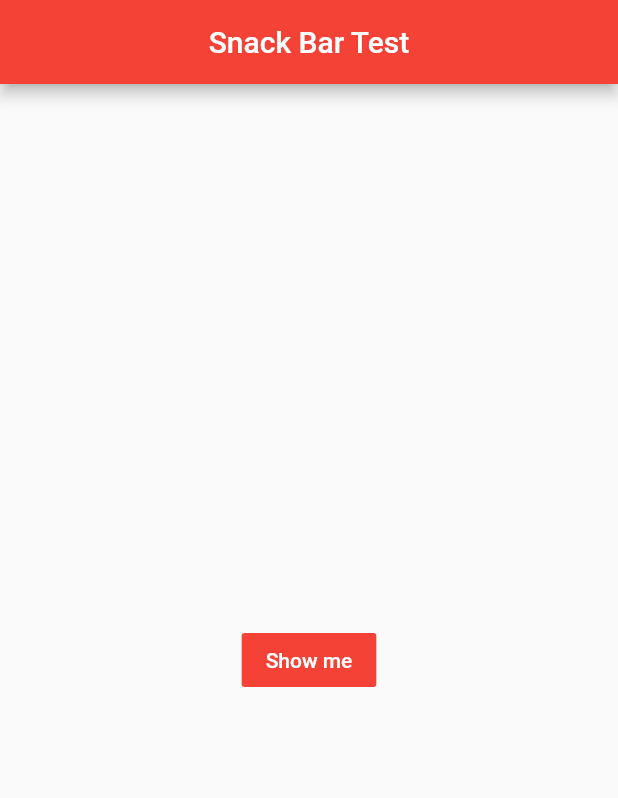
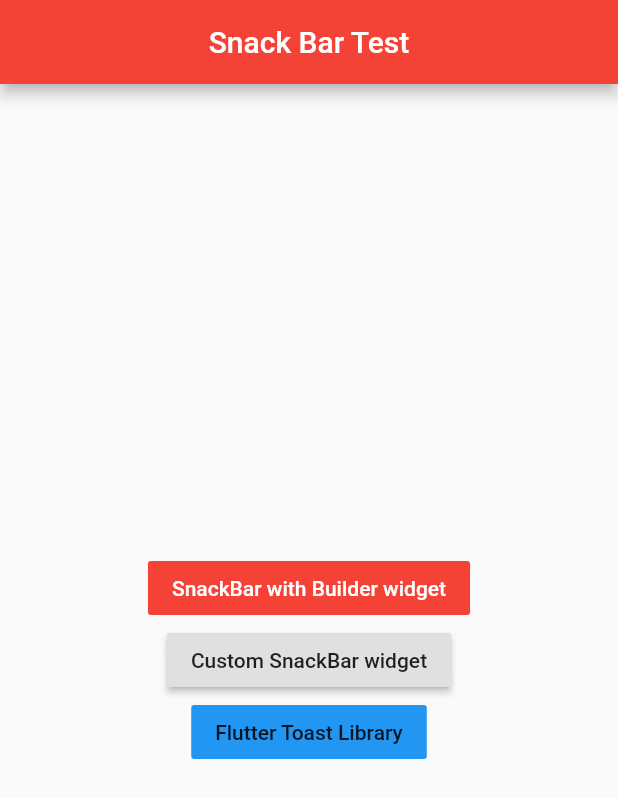
Before and after one commit to Aqudi/Flutter-Cookbook, a Flutter app: the SnackBarPage screen opened directly, on a phone screen of 412 x 824 dp. Shown: the top 798 px of the screen. Run offline on Flutter 3.47's test engine with Material 2 defaults, Android fonts, the phone set to English and light mode, and no system bars; our stand-ins replace fluttertoast.

Commit message:
Add SnackBar example 2, 3

```diff
--- a/lib/snack_bar_page.dart
+++ b/lib/snack_bar_page.dart
@@ -1,4 +1,5 @@
 import 'package:flutter/material.dart';
+import 'package:fluttertoast/fluttertoast.dart';
 
 // Document: https://flutter.dev/docs/cookbook/design/snackbars
 class SnackBarPage extends StatefulWidget {
@@ -15,10 +16,14 @@ class _SnackBarPageState extends State<SnackBarPage> {
           centerTitle: true,
           backgroundColor: Colors.red,
         ),
-        body: Builder(builder: (BuildContext childContext) {
+        body: Column(
+          mainAxisAlignment: MainAxisAlignment.center,
+          children: <Widget>[
+            // 1. SnackBar with Builder!!
+            Builder(builder: (BuildContext childContext) {
               return Center(
                 child: FlatButton(
-              child: Text('Show me',
+                  child: Text('SnackBar with Builder widget',
                       style: TextStyle(
                         color: Colors.white,
                       )),
@@ -26,10 +31,62 @@ class _SnackBarPageState extends State<SnackBarPage> {
                   onPressed: () {
                     Scaffold.of(childContext).showSnackBar(SnackBar(
                       content: Text('This is SnackBar!!'),
+                      duration: Duration(microseconds: 500),
                     ));
                   },
                 ),
               );
-        }));
+            }),
+
+            // 2. Custom SnackBar widget
+            MySnackBar('Custom SnackBar widget'),
+
+            // 3. SnackBar with Flutter Toast library
+            FlatButton(
+              onPressed: () {
+                flutterToast();
+              },
+              child: Text('Flutter Toast Library'),
+              color: Colors.blue,
+            )
+          ],
+        ));
   }
 }
+
+class MySnackBar extends StatelessWidget {
+  final String _title;
+
+  MySnackBar(this._title);
+
+  @override
+  Widget build(BuildContext context) {
+    return Center(
+      child: RaisedButton(
+        child: Text(_title),
+        onPressed: () {
+          Scaffold.of(context).showSnackBar(SnackBar(
+            content: Text(
+              'Snack Bar with custom widget!!',
+              textAlign: TextAlign.center,
+              style: TextStyle(color: Colors.white),
+            ),
+            backgroundColor: Colors.teal,
+            duration: Duration(microseconds: 500),
+          ));
+        },
+      ),
+    );
+  }
+}
+
+void flutterToast() {
+  Fluttertoast.showToast(
+      msg: 'Flutter Toast',
+      gravity: ToastGravity.BOTTOM,
+      backgroundColor: Colors.redAccent,
+      fontSize: 20.0,
+      timeInSecForIosWeb: 1,
+      textColor: Colors.white,
+      toastLength: Toast.LENGTH_SHORT);
+}
--- a/pubspec.yaml
+++ b/pubspec.yaml
@@ -19,6 +19,8 @@ environment:
 dependencies:
   flutter:
     sdk: flutter
+  fluttertoast: ^4.0.0
+
 
   # The following adds the Cupertino Icons font to your application.
   # Use with the CupertinoIcons class for iOS style icons.
```
Also changed, not shown: pubspec.lock, 1 other file. Lines whose indentation alone changed are shown as unchanged.
